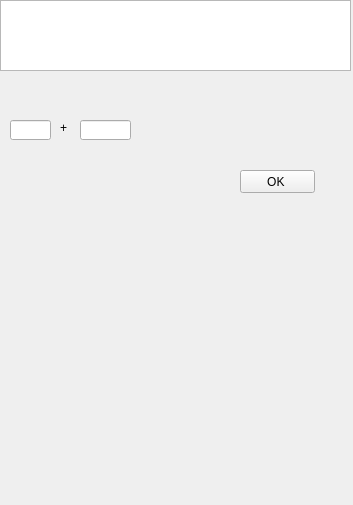
The window that GUI_calculadora.ui (Heytor-Ferreira/GUI_calculadora) describes before a commit, drawn with Qt 5.
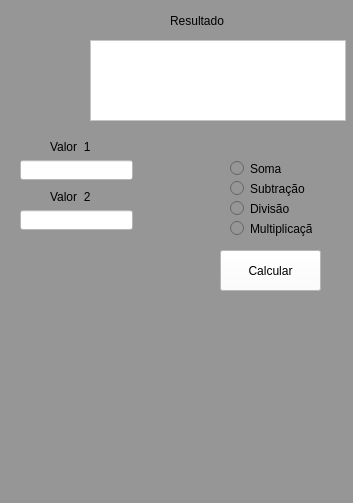
The same window after the commit.

Commit message:
Versão final e operante
Fiz a versão completa ainda simples mas totalmente funcional para oque eu pretendia fazer

```diff
--- a/GUI_calculadora.ui
+++ b/GUI_calculadora.ui
@@ -7,67 +7,163 @@
     <x>0</x>
     <y>0</y>
     <width>353</width>
-    <height>505</height>
+    <height>503</height>
    </rect>
   </property>
   <property name="windowTitle">
    <string>MainWindow</string>
   </property>
+  <property name="styleSheet">
+   <string notr="true">background-color: rgb(150, 150, 150);</string>
+  </property>
   <widget class="QWidget" name="centralwidget">
-   <widget class="QTextBrowser" name="textBrowser">
-    <property name="geometry">
-     <rect>
-      <x>0</x>
-      <y>0</y>
-      <width>351</width>
-      <height>71</height>
-     </rect>
-    </property>
-   </widget>
-   <widget class="QPushButton" name="pushButton">
-    <property name="geometry">
-     <rect>
-      <x>240</x>
-      <y>170</y>
-      <width>75</width>
-      <height>23</height>
-     </rect>
-    </property>
-    <property name="text">
-     <string>OK </string>
-    </property>
-   </widget>
    <widget class="QLineEdit" name="lineEdit">
     <property name="geometry">
      <rect>
-      <x>10</x>
-      <y>120</y>
-      <width>41</width>
+      <x>20</x>
+      <y>160</y>
+      <width>113</width>
       <height>20</height>
      </rect>
     </property>
+    <property name="styleSheet">
+     <string notr="true">background-color: rgb(255, 255, 255);</string>
+    </property>
    </widget>
    <widget class="QLineEdit" name="lineEdit_2">
     <property name="geometry">
      <rect>
-      <x>80</x>
-      <y>120</y>
-      <width>51</width>
+      <x>20</x>
+      <y>210</y>
+      <width>113</width>
       <height>20</height>
      </rect>
+    </property>
+    <property name="styleSheet">
+     <string notr="true">background-color: rgb(255, 255, 255);</string>
+    </property>
+   </widget>
+   <widget class="QTextBrowser" name="textBrowser">
+    <property name="geometry">
+     <rect>
+      <x>90</x>
+      <y>40</y>
+      <width>256</width>
+      <height>81</height>
+     </rect>
+    </property>
+    <property name="styleSheet">
+     <string notr="true">background-color: rgb(255, 255, 255);</string>
     </property>
    </widget>
    <widget class="QLabel" name="label">
     <property name="geometry">
      <rect>
-      <x>60</x>
-      <y>120</y>
-      <width>16</width>
-      <height>16</height>
+      <x>50</x>
+      <y>140</y>
+      <width>47</width>
+      <height>13</height>
      </rect>
     </property>
     <property name="text">
-     <string>+</string>
+     <string>Valor_1</string>
+    </property>
+   </widget>
+   <widget class="QLabel" name="label_2">
+    <property name="geometry">
+     <rect>
+      <x>50</x>
+      <y>190</y>
+      <width>47</width>
+      <height>13</height>
+     </rect>
+    </property>
+    <property name="text">
+     <string>Valor_2</string>
+    </property>
+   </widget>
+   <widget class="QLabel" name="label_3">
+    <property name="geometry">
+     <rect>
+      <x>170</x>
+      <y>10</y>
+      <width>91</width>
+      <height>21</height>
+     </rect>
+    </property>
+    <property name="styleSheet">
+     <string notr="true">font: 75 16pt &quot;MS Shell Dlg 2&quot;;</string>
+    </property>
+    <property name="text">
+     <string>Resultado</string>
+    </property>
+   </widget>
+   <widget class="QRadioButton" name="radioButton">
+    <property name="geometry">
+     <rect>
+      <x>230</x>
+      <y>160</y>
+      <width>82</width>
+      <height>17</height>
+     </rect>
+    </property>
+    <property name="text">
+     <string>Soma</string>
+    </property>
+   </widget>
+   <widget class="QRadioButton" name="radioButton_2">
+    <property name="geometry">
+     <rect>
+      <x>230</x>
+      <y>180</y>
+      <width>82</width>
+      <height>17</height>
+     </rect>
+    </property>
+    <property name="text">
+     <string>Subtração</string>
+    </property>
+   </widget>
+   <widget class="QRadioButton" name="radioButton_3">
+    <property name="geometry">
+     <rect>
+      <x>230</x>
+      <y>200</y>
+      <width>82</width>
+      <height>17</height>
+     </rect>
+    </property>
+    <property name="text">
+     <string>Divisão</string>
+    </property>
+   </widget>
+   <widget class="QRadioButton" name="radioButton_4">
+    <property name="geometry">
+     <rect>
+      <x>230</x>
+      <y>220</y>
+      <width>82</width>
+      <height>17</height>
+     </rect>
+    </property>
+    <property name="text">
+     <string>Multiplicação</string>
+    </property>
+   </widget>
+   <widget class="QPushButton" name="pushButton">
+    <property name="geometry">
+     <rect>
+      <x>220</x>
+      <y>250</y>
+      <width>101</width>
+      <height>41</height>
+     </rect>
+    </property>
+    <property name="styleSheet">
+     <string notr="true">background-color: rgb(255, 255, 255);</string>
+    </property>
+    <property name="text">
+     <string>Calcular</string>
     </property>
    </widget>
   </widget>
```
The commit also changes 1 other file.
